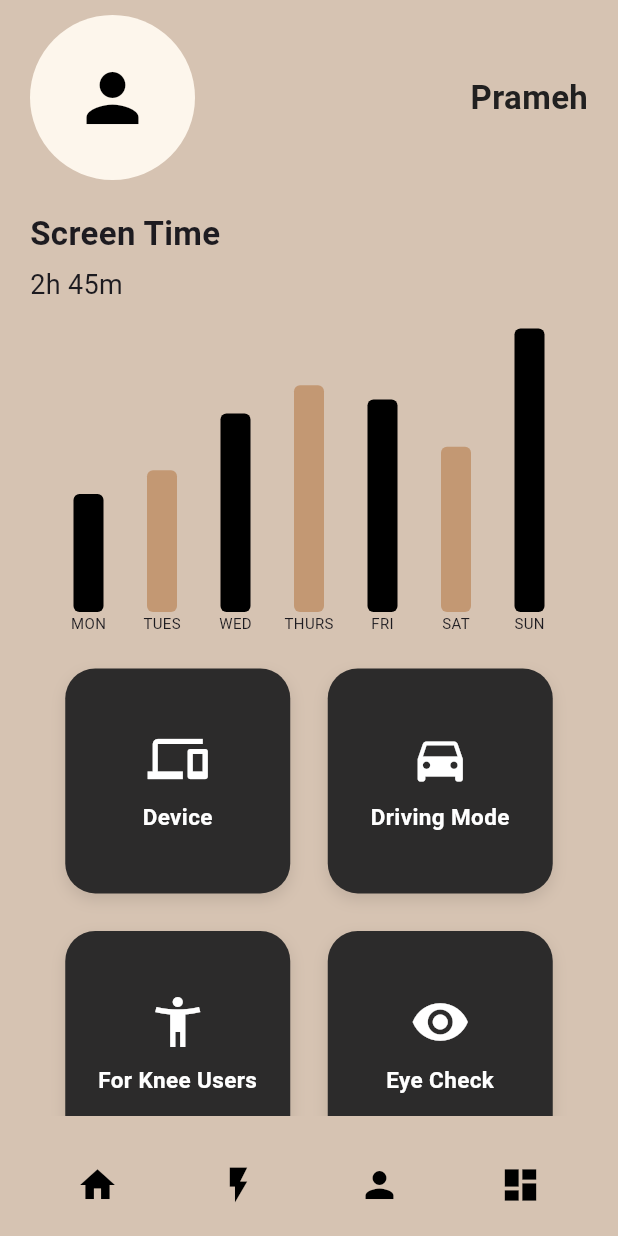
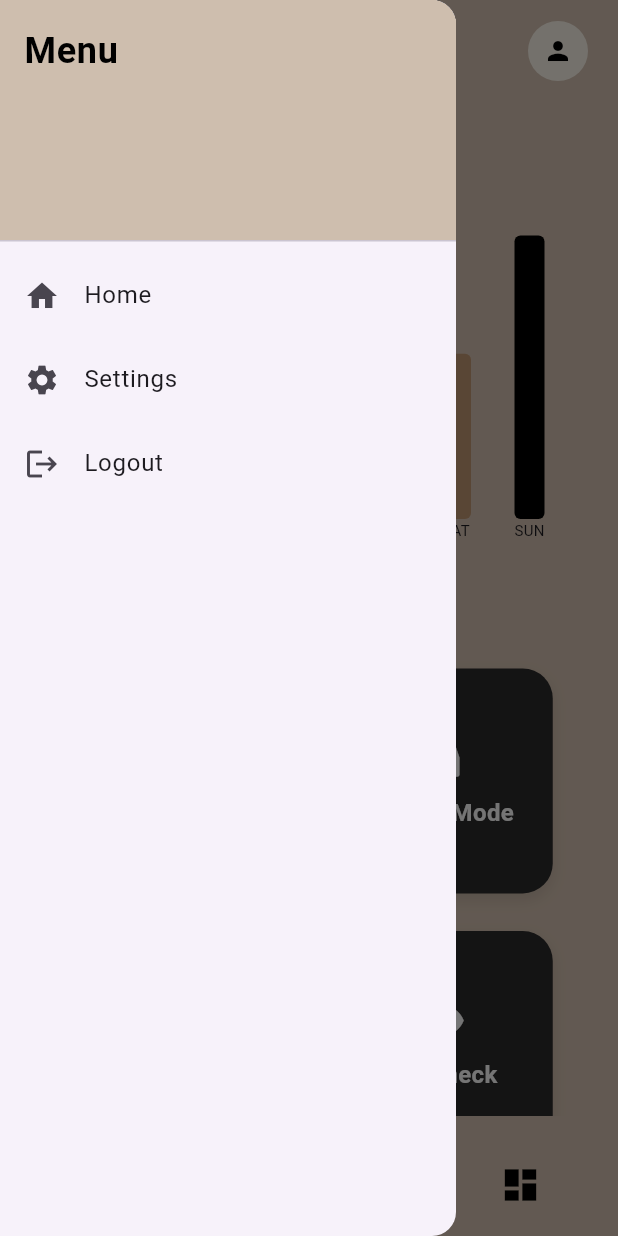
Before and after one commit to kanathy/Aeye, a Flutter app: the screen it shows after launch, with the side drawer open (before the commit the screen has no drawer), on a phone screen of 412 x 824 dp. Run offline on Flutter 3.47's test engine with Material 3 defaults, Android fonts, the phone set to English and light mode, and no system bars; drawn by our look-alikes of fl_chart; our stand-ins replace camera.

```diff
--- a/lib/screens/homepage.dart
+++ b/lib/screens/homepage.dart
@@ -1,52 +1,96 @@
 import 'package:aeye/assets/ScreenTimeChart.dart';
 import 'package:flutter/material.dart';
-
 import 'package:aeye/screens/Device.dart';
 import 'package:aeye/screens/DrivingMode.dart';
-import 'package:fl_chart/fl_chart.dart';
 
-class HomePage extends StatelessWidget {
+class HomePage extends StatefulWidget {
   const HomePage({super.key});
+
+  @override
+  State<HomePage> createState() => _HomePageState();
+}
+
+class _HomePageState extends State<HomePage> {
+  int _selectedFeatureIndex = -1;
+  int _selectedNavIndex = -1;
+
+  @override
+  void initState() {
+    super.initState();
+    _selectedFeatureIndex = -1;
+    _selectedNavIndex = -1;
+  }
 
   @override
   Widget build(BuildContext context) {
     return Scaffold(
+      drawer: Drawer(
+        child: ListView(
+          padding: EdgeInsets.zero,
+          children: [
+            const DrawerHeader(
+              decoration: BoxDecoration(
+                color: Color.fromARGB(255, 206, 190, 174),
+              ),
+              child: Text(
+                'Menu',
+                style: TextStyle(
+                  fontSize: 24,
+                  fontWeight: FontWeight.bold,
+                  color: Colors.black,
+                ),
+              ),
+            ),
+            ListTile(
+              leading: const Icon(Icons.home),
+              title: const Text('Home'),
+              onTap: () => Navigator.pop(context),
+            ),
+            ListTile(
+              leading: const Icon(Icons.settings),
+              title: const Text('Settings'),
+              onTap: () => Navigator.pop(context),
+            ),
+            ListTile(
+              leading: const Icon(Icons.logout),
+              title: const Text('Logout'),
+              onTap: () => Navigator.pop(context),
+            ),
+          ],
+        ),
+      ),
       body: Stack(
         children: [
-          // 🔹 Background Color
           Container(color: const Color.fromARGB(255, 214, 195, 178)),
-
-          // 🔹 Content
           SafeArea(
             child: Padding(
               padding: const EdgeInsets.symmetric(horizontal: 20, vertical: 10),
               child: Column(
                 children: [
-                  // 🔹 Profile and Name Row
                   Row(
-                    mainAxisAlignment: MainAxisAlignment.spaceBetween,
-                    children: const [
-                      CircleAvatar(
-                        radius: 55, // 👈 Avatar radius
+                    children: [
+                      Builder(
+                        builder:
+                            (context) => IconButton(
+                              icon: const Icon(Icons.menu),
+                              onPressed:
+                                  () => Scaffold.of(context).openDrawer(),
+                              color: const Color.fromARGB(255, 33, 32, 32),
+                              iconSize: 28,
+                            ),
+                      ),
+                      const Spacer(),
+                      const CircleAvatar(
+                        radius: 20,
                         backgroundColor: Color(0xFFFDF6EC),
                         child: Icon(
                           Icons.person,
                           color: Colors.black,
-                          size: 52,
-                        ), // 👈 Icon size
-                      ),
-                      Text(
-                        "Prameh",
-                        style: TextStyle(
-                          fontSize: 22, // 👈 Font size for name
-                          color: Color.fromARGB(255, 33, 32, 32),
-                          fontWeight: FontWeight.bold,
+                          size: 20,
                         ),
                       ),
                     ],
                   ),
-
-                  // Add this import at the top
                   const SizedBox(height: 20),
                   const Align(
                     alignment: Alignment.centerLeft,
@@ -65,15 +109,13 @@ class HomePage extends StatelessWidget {
                   ),
                   const SizedBox(height: 16),
                   const ScreenTimeChart(),
-
-                  const Spacer(), // Feature cards will still stay in the bottom half
-                  // 🔹 Feature Cards Section
+                  const Spacer(),
                   SizedBox(
                     height: MediaQuery.of(context).size.height * 0.35,
                     child: Center(
                       child: Wrap(
-                        spacing: 25, // 👈 Horizontal space between cards
-                        runSpacing: 25, // 👈 Vertical space between cards
+                        spacing: 25,
+                        runSpacing: 25,
                         children: [
                           FeatureCard(
                             title: "Device",
@@ -81,13 +123,19 @@ class HomePage extends StatelessWidget {
                             width: 150,
                             height: 150,
                             iconSize: 34,
-                            fontSize: 22,
+                            fontSize: 16,
+                            index: 0,
+                            selectedIndex: _selectedFeatureIndex,
                             onTap: () {
+                              setState(() => _selectedFeatureIndex = 0);
                               Navigator.push(
                                 context,
                                 MaterialPageRoute(
                                   builder: (context) => const DevicePage(),
                                 ),
+                              ).then(
+                                (_) =>
+                                    setState(() => _selectedFeatureIndex = -1),
                               );
                             },
                           ),
@@ -97,13 +145,19 @@ class HomePage extends StatelessWidget {
                             width: 150,
                             height: 150,
                             iconSize: 34,
-                            fontSize: 22,
+                            fontSize: 16,
+                            index: 1,
+                            selectedIndex: _selectedFeatureIndex,
                             onTap: () {
+                              setState(() => _selectedFeatureIndex = 1);
                               Navigator.push(
                                 context,
                                 MaterialPageRoute(
                                   builder: (context) => const DrivingModePage(),
                                 ),
+                              ).then(
+                                (_) =>
+                                    setState(() => _selectedFeatureIndex = -1),
                               );
                             },
                           ),
@@ -113,7 +167,11 @@ class HomePage extends StatelessWidget {
                             width: 150,
                             height: 150,
                             iconSize: 34,
-                            fontSize: 22,
+                            fontSize: 16,
+                            index: 2,
+                            selectedIndex: _selectedFeatureIndex,
+                            onTap:
+                                () => setState(() => _selectedFeatureIndex = 2),
                           ),
                           FeatureCard(
                             title: "Eye Check",
@@ -121,26 +179,11 @@ class HomePage extends StatelessWidget {
                             width: 150,
                             height: 150,
                             iconSize: 34,
-                            fontSize: 22,
-                          ),
-
-                          FeatureCard(
-                            title: "Screen Time",
-                            icon:
-                                Icons
-                                    .bar_chart, // or use Icons.access_time if you prefer
-                            width: 150,
-                            height: 150,
-                            iconSize: 34,
-                            fontSize: 22,
-                            onTap: () {
-                              // Optional: Add navigation or functionality later
-                              ScaffoldMessenger.of(context).showSnackBar(
-                                const SnackBar(
-                                  content: Text("Screen Time clicked"),
-                                ),
-                              );
-                            },
+                            fontSize: 16,
+                            index: 3,
+                            selectedIndex: _selectedFeatureIndex,
+                            onTap:
+                                () => setState(() => _selectedFeatureIndex = 3),
                           ),
                         ],
                       ),
@@ -152,8 +195,6 @@ class HomePage extends StatelessWidget {
           ),
         ],
       ),
-
-      // 🔹 Bottom Navigation Bar
       bottomNavigationBar: BottomAppBar(
         color: const Color.fromARGB(255, 214, 195, 178),
         elevation: 0,
@@ -164,24 +205,48 @@ class HomePage extends StatelessWidget {
             mainAxisAlignment: MainAxisAlignment.spaceBetween,
             children: [
               IconButton(
-                icon: const Icon(Icons.home, color: Colors.black, size: 28),
-                onPressed: () {},
+                icon: Icon(
+                  Icons.home,
+                  color:
+                      _selectedNavIndex == 0
+                          ? const Color(0xFFB99435)
+                          : Colors.black,
+                  size: 28,
+                ),
+                onPressed: () => setState(() => _selectedNavIndex = 0),
               ),
               IconButton(
-                icon: const Icon(Icons.flash_on, color: Colors.black, size: 28),
-                onPressed: () {},
+                icon: Icon(
+                  Icons.flash_on,
+                  color:
+                      _selectedNavIndex == 1
+                          ? const Color(0xFFB99435)
+                          : Colors.black,
+                  size: 28,
+                ),
+                onPressed: () => setState(() => _selectedNavIndex = 1),
               ),
               IconButton(
-                icon: const Icon(Icons.person, color: Colors.black, size: 28),
-                onPressed: () {},
+                icon: Icon(
+                  Icons.person,
+                  color:
+                      _selectedNavIndex == 2
+                          ? const Color(0xFFB99435)
+                          : Colors.black,
+                  size: 28,
+                ),
+                onPressed: () => setState(() => _selectedNavIndex = 2),
               ),
               IconButton(
-                icon: const Icon(
+                icon: Icon(
                   Icons.dashboard,
-                  color: Colors.black,
+                  color:
+                      _selectedNavIndex == 3
+                          ? const Color(0xFFB99435)
+                          : Colors.black,
                   size: 28,
                 ),
-                onPressed: () {},
+                onPressed: () => setState(() => _selectedNavIndex = 3),
               ),
             ],
           ),
@@ -191,7 +256,7 @@ class HomePage extends StatelessWidget {
   }
 }
 
-// 🔹 FeatureCard Widget (Customizable Size & Style)
+// 🔹 FeatureCard Widget
 class FeatureCard extends StatefulWidget {
   final String title;
   final IconData icon;
@@ -200,6 +265,8 @@ class FeatureCard extends StatefulWidget {
   final double iconSize;
   final double fontSize;
   final VoidCallback? onTap;
+  final int index;
+  final int selectedIndex;
 
   const FeatureCard({
     super.key,
@@ -210,6 +277,8 @@ class FeatureCard extends StatefulWidget {
     this.iconSize = 30,
     this.fontSize = 13,
     this.onTap,
+    required this.index,
+    required this.selectedIndex,
   });
 
   @override
@@ -220,14 +289,8 @@ class _FeatureCardState extends State<FeatureCard> {
   bool _isTapped = false;
 
   void _handleTap() {
-    setState(() {
-      _isTapped = !_isTapped;
-    });
-
-    // Call the custom onTap function if provided
-    if (widget.onTap != null) {
-      widget.onTap!();
-    }
+    setState(() => _isTapped = !_isTapped);
+    if (widget.onTap != null) widget.onTap!();
   }
 
   @override
@@ -239,10 +302,7 @@ class _FeatureCardState extends State<FeatureCard> {
         width: widget.width,
         height: widget.height,
         decoration: BoxDecoration(
-          color:
-              _isTapped
-                  ? const Color(0xFFBA965A)
-                  : const Color.fromARGB(255, 44, 43, 43),
+          color: const Color.fromARGB(255, 44, 43, 43),
           borderRadius: BorderRadius.circular(20),
           boxShadow: [
             BoxShadow(
@@ -255,13 +315,20 @@ class _FeatureCardState extends State<FeatureCard> {
         child: Column(
           mainAxisAlignment: MainAxisAlignment.center,
           children: [
-            Icon(widget.icon, size: 40, color: Colors.white),
+            Icon(
+              widget.icon,
+              size: widget.iconSize,
+              color:
+                  widget.index == widget.selectedIndex
+                      ? const Color(0xFFB99435)
+                      : Colors.white,
+            ),
             const SizedBox(height: 8),
             Text(
               widget.title,
               textAlign: TextAlign.center,
               style: TextStyle(
-                fontSize: 15,
+                fontSize: widget.fontSize,
                 fontWeight: FontWeight.w600,
                 color: Colors.white,
               ),
--- a/pubspec.yaml
+++ b/pubspec.yaml
@@ -28,6 +28,7 @@ environment:
 # the latest version available on pub.dev. To see which dependencies have newer
 # versions available, run `flutter pub outdated`.
 dependencies:
+  camera: ^0.10.5+7
   fl_chart: ^0.63.0
   flutter:
     sdk: flutter
```
Also changed, not shown: lib/screens/CameraPage.dart (added, +44 -0 lines), lib/screens/DrivingMode.dart (+113 -5 lines), pubspec.lock.
